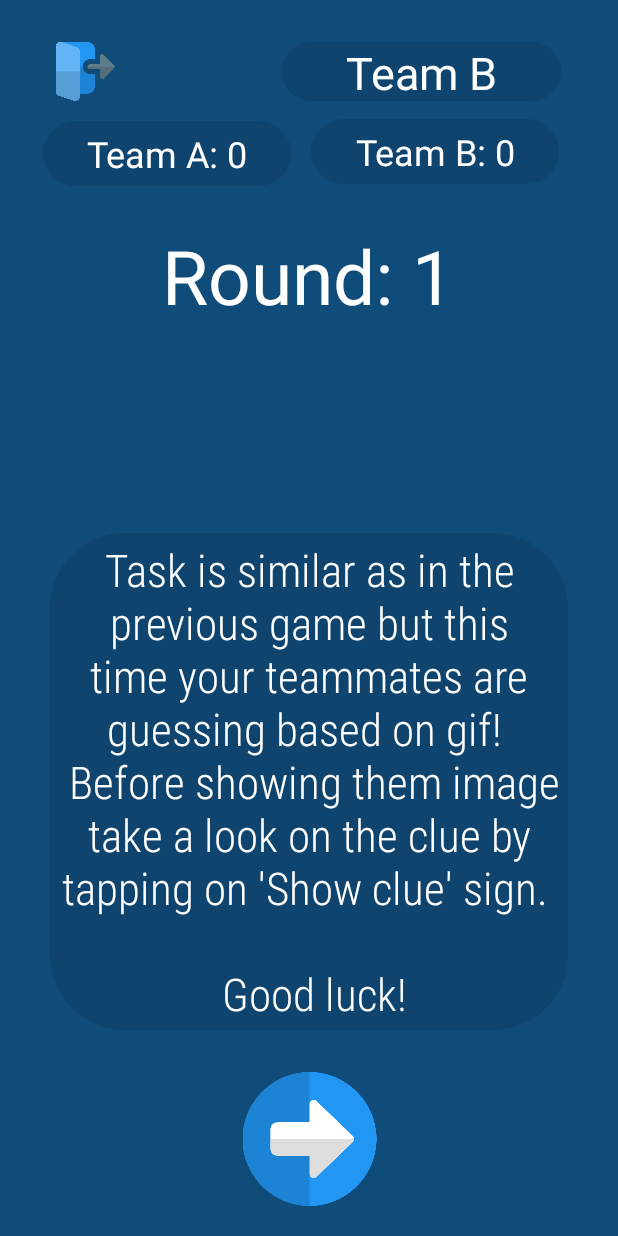
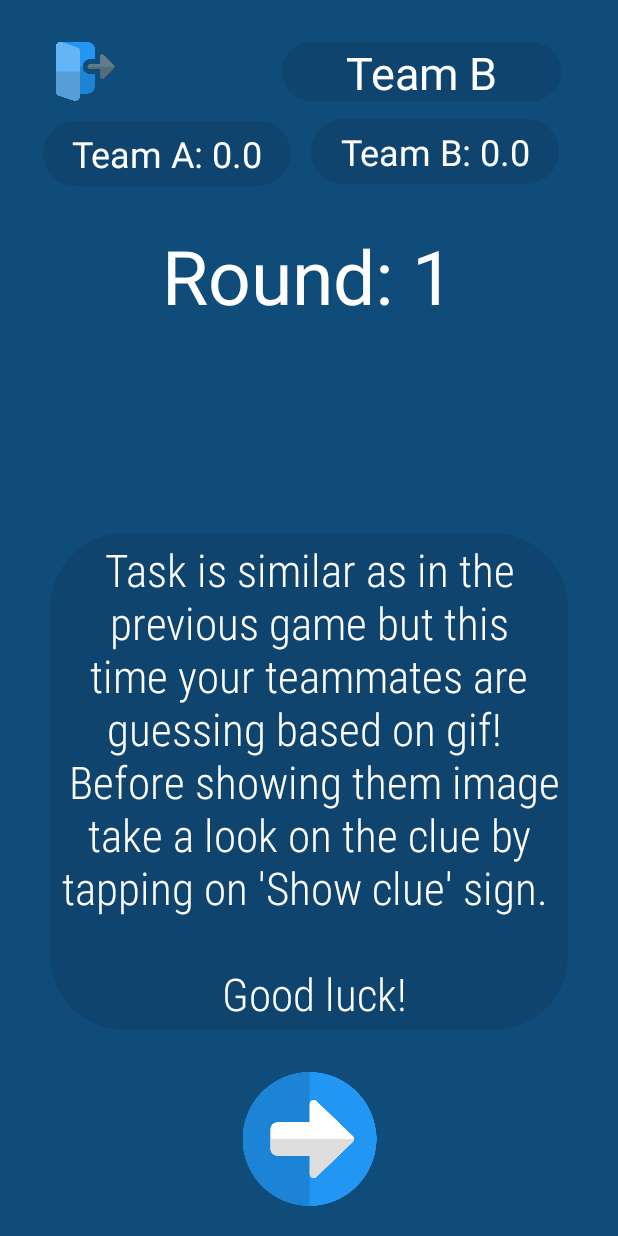
Before and after one commit to wwrzesien/app-activities, an Android app: the Game1 screen opened directly, with no data from a screen before it, after a tap on an icon or button, on a phone screen of 412 x 824 dp. Run offline under Robolectric (Android 15) with nearby library versions, the phone set to English and light mode, and no system bars; our stand-ins replace Firebase (no records; nobody signed in at launch, a user with empty details on screens opened directly); 3 statements that could not run were skipped; 1 other tap on this screen came first.

Commit message:
Cleanup code.

```diff
--- a/app/src/main/java/com/example/activities/Controller.java
+++ b/app/src/main/java/com/example/activities/Controller.java
@@ -1,6 +1,5 @@
 package com.example.activities;
 
-import android.content.Intent;
 import android.graphics.Typeface;
 import android.util.Log;
 import android.view.View;
@@ -9,16 +8,19 @@ import android.widget.TextView;
 
 import androidx.appcompat.app.AppCompatActivity;
 
-import java.util.ArrayList;
 import java.util.HashMap;
 import java.util.Map;
 
 public class Controller extends AppCompatActivity {
     public String whoseTurn = "A";
     public Integer roundIterator = 0;
-    public Map<String, Integer> score = new HashMap<String, Integer>() {{
-        put("A",0);
-        put("B", 0);
+    public Map<String, Integer> teamSize = new HashMap<String, Integer>() {{
+        put("A",1);
+        put("B", 1);
+    }};
+    public Map<String, Double> score = new HashMap<String, Double>() {{
+        put("A",0.0);
+        put("B", 0.0);
     }};
 
     ImageView correctRef;
@@ -54,29 +56,25 @@ public class Controller extends AppCompatActivity {
         turnRef.setText("Team " + whoseTurn);
         t1ScoreRef.setText("Team A: " + score.get("A"));
         t2ScoreRef.setText("Team B: " + score.get("B"));
-//        clueRef.getLayoutParams().height = 460;
+
         clueRef.setTypeface(null, Typeface.NORMAL);
         clueRef.setText("Round: " + Math.round(roundIterator / 2.0));
-//        phaseDescRef.setText(phaseDesc);
+
         Log.i("INFO", "Clue number " + roundIterator);
         Log.i("Info", "Round " + Math.round(roundIterator/2.0) + ", team " + whoseTurn + " turn.");
     }
 
-//    public void setValuesGameScreen() {
-//        Clue clue = gameClues.get(roundIterator - 1);
-//        clueRef.getLayoutParams().height = 120 * 3;
-//        clueRef.setText(clue.getName());
-//    }
 
     public void correctButtonPressed(View view) {
-        score.put(whoseTurn, score.get(whoseTurn) + 1);
+        score.put(whoseTurn, score.get(whoseTurn) + 1.0/teamSize.get(whoseTurn));
+        Log.i("POINTS", "Team " + whoseTurn + " + " + 1.0/teamSize.get(whoseTurn) + "points.");
     }
 
     public void wrongButtonPressed(View view) {
-        if (score.get(whoseTurn) == 0) {
-            score.put(whoseTurn, 0);
-        } else {
-            score.put(whoseTurn, score.get(whoseTurn) - 1);
-        }
+//        if (score.get(whoseTurn) == 0) {
+//            score.put(whoseTurn, 0);
+//        } else {
+//            score.put(whoseTurn, score.get(whoseTurn) - 1);
+//        }
     }
 }
--- a/app/src/main/java/com/example/activities/Game1.java
+++ b/app/src/main/java/com/example/activities/Game1.java
@@ -77,9 +77,7 @@ public class Game1 extends AppCompatActivity {
     }
 
     public void setValuesGameScreen() {
-//        controller.setValuesGameScreen();
         Clue clue = gameClues.get(controller.roundIterator - 1);
-//        controller.clueRef.getLayoutParams().height = 120 * 3;
         controller.clueRef.setText(clue.getName());
         ArrayAdapter<String> adapter = new ArrayAdapter<String>(this, R.layout.row, clue.getArray());
         cluesListRef.setAdapter(adapter);
@@ -175,7 +173,9 @@ public class Game1 extends AppCompatActivity {
 
 //                Select clues for game
                 Intent intent = getIntent();
-                Integer numberOfClues = intent.getIntExtra("numOfClues", 0); // Value will be passed from previous activity
+                Integer numberOfClues = intent.getIntExtra("numOfClues", 0);
+                controller.teamSize.put("A", intent.getIntExtra("teamASize", 1));
+                controller.teamSize.put("B", intent.getIntExtra("teamBSize", 1));
                 Log.i("Game 1", "Number of clues: " + numberOfClues);
                 Random rand = new Random();
 
@@ -196,8 +196,6 @@ public class Game1 extends AppCompatActivity {
                 Log.i("Info", "onCancelled: Error: " + databaseError.getMessage());
             }
         });
-
-//        setValuesRoundScreen();
         Log.i("INFO", "Game 1 started");
     }
 }
--- a/app/src/main/java/com/example/activities/Game2.java
+++ b/app/src/main/java/com/example/activities/Game2.java
@@ -4,25 +4,17 @@ import androidx.appcompat.app.AppCompatActivity;
 
 import android.content.Intent;
 import android.graphics.Color;
-import android.graphics.Typeface;
 import android.os.Bundle;
-import android.os.Handler;
 import android.util.Log;
 import android.view.View;
 import android.webkit.WebSettings;
 import android.webkit.WebView;
 import android.webkit.WebViewClient;
-import android.widget.ArrayAdapter;
 import android.widget.ImageView;
-import android.widget.ListView;
 import android.widget.TextView;
 import android.widget.Toast;
 
-import com.google.android.gms.common.api.Api;
-
 import java.util.ArrayList;
-import java.util.HashMap;
-import java.util.Map;
 
 import retrofit2.Call;
 import retrofit2.Callback;
@@ -61,7 +53,6 @@ public class Game2 extends AppCompatActivity {
             moveToNextActivity();
         } else {
             controller.displayGameScreen(view);
-//            webView.animate().alpha(1f).setDuration(500);
             setValuesGameScreen();
         }
     }
@@ -72,9 +63,7 @@ public class Game2 extends AppCompatActivity {
 
     public void setValuesGameScreen() {
         String clueName = gameCluesNames.get(controller.roundIterator - 1);
-//        controller.clueRef.getLayoutParams().height = 120 * 3;
         controller.clueRef.setText("Show clue");
-//        controller.setValuesGameScreen();
         displayGif(clueName);
     }
 
@@ -94,7 +83,6 @@ public class Game2 extends AppCompatActivity {
         webView.animate().alpha(0f).setDuration(500);
         controller.wrongRef.animate().alpha(0f).setDuration(500);
         controller.startRef.animate().alpha(1f).setDuration(500);
-//        controller.clueRef.getLayoutParams().height = 200 * 3;
         controller.clueRef.setText("Game finished.");
         controller.phaseDescRef.animate().alpha(1f).setDuration(500);
         controller.phaseDescRef.setText(textForFinish);
@@ -202,8 +190,10 @@ public class Game2 extends AppCompatActivity {
         Intent intent = getIntent();
         gameCluesNames = (ArrayList<String>) intent.getStringArrayListExtra("gameClues");
         Log.i("INFO", "Game  2 clues: " + gameCluesNames);
-        controller.score.put("A", intent.getIntExtra("gameScoreA", 0));
-        controller.score.put("B", intent.getIntExtra("gameScoreB", 0));
+        controller.score.put("A", intent.getDoubleExtra("gameScoreA", 0.0));
+        controller.score.put("B", intent.getDoubleExtra("gameScoreB", 0.0));
+        controller.teamSize.put("A", intent.getIntExtra("teamASize", 1));
+        controller.teamSize.put("B", intent.getIntExtra("teamBSize", 1));
 
         setValuesRoundScreen();
         Log.i("INFO", "Game 2 started");
--- a/app/src/main/java/com/example/activities/MainActivity.java
+++ b/app/src/main/java/com/example/activities/MainActivity.java
@@ -1,7 +1,6 @@
 package com.example.activities;
 
 import androidx.appcompat.app.AppCompatActivity;
-import androidx.constraintlayout.widget.ConstraintLayout;
 
 import android.content.Intent;
 import android.os.Bundle;
@@ -10,34 +9,13 @@ import android.view.View;
 import android.widget.ImageView;
 import android.widget.TextView;
 
-import com.google.firebase.database.DatabaseError;
-import com.google.firebase.database.DatabaseReference;
-import com.google.firebase.database.FirebaseDatabase;
-
-import java.util.HashMap;
-import java.util.Map;
-
 public class MainActivity extends AppCompatActivity {
 
 //    Icons made by <a href="https://www.flaticon.com/authors/freepik" title="Freepik">Freepik</a> from <a href="https://www.flaticon.com/" title="Flaticon"> www.flaticon.com</a>
 //    Icons made by <a href="https://www.flaticon.com/authors/freepik" title="Freepik">Freepik</a> from <a href="https://www.flaticon.com/" title="Flaticon"> www.flaticon.com</a>
 
-    int active_team = 0;
     int[] teamsSize = {1, 1};
     int numberOfRounds = 1;
-
-//    public void displaySettings(View view) {
-//        ImageView title = (ImageView) findViewById(R.id.title);
-//        ImageView star = (ImageView) findViewById(R.id.open_star);
-//        ConstraintLayout setting_layout = (ConstraintLayout) findViewById(R.id.settings_layout);
-//
-////        title.animate().alpha(0f).setDuration(500);
-////        star.animate().alpha(0f).setDuration(500);
-////        setting_layout.animate().alpha(1f).setDuration(500);
-////        setContentView(R.id.settings_layout);
-//
-//        Log.i("INFO", "Game started");
-//    }
 
     public void teamAdd(View view) {
         if (view.getId() == R.id.team_one_plus) {
@@ -90,6 +68,8 @@ public class MainActivity extends AppCompatActivity {
     public void moveToNextActivity(View view) {
         Intent intent = new Intent(this, Game1.class);
         intent.putExtra("numOfClues", (teamsSize[0] + teamsSize[1]) * this.numberOfRounds);
+        intent.putExtra("teamASize", teamsSize[0]);
+        intent.putExtra("teamBSize", teamsSize[1]);
         startActivity(intent);
     }
 
@@ -105,24 +85,5 @@ public class MainActivity extends AppCompatActivity {
                 setContentView(R.layout.settings);
             }
         });
-
-
-//        DatabaseReference dbref = FirebaseDatabase.getInstance().getReference();
-//
-//        Map<String, String> values = new HashMap<>();
-//
-//        values.put("name", "rob");
-//
-//        dbref.push().setValue(values, new DatabaseReference.CompletionListener() {
-//           @Override
-//           public void onComplete(DatabaseError databaseError, DatabaseReference databaseReference) {
-//               if (databaseError == null) {
-//                   Log.i("Info", "Save successful");
-//               } else {
-//                   Log.i("Info", "Save failed");
-//               }
-//           }
-//        });
-
     }
 }
```
